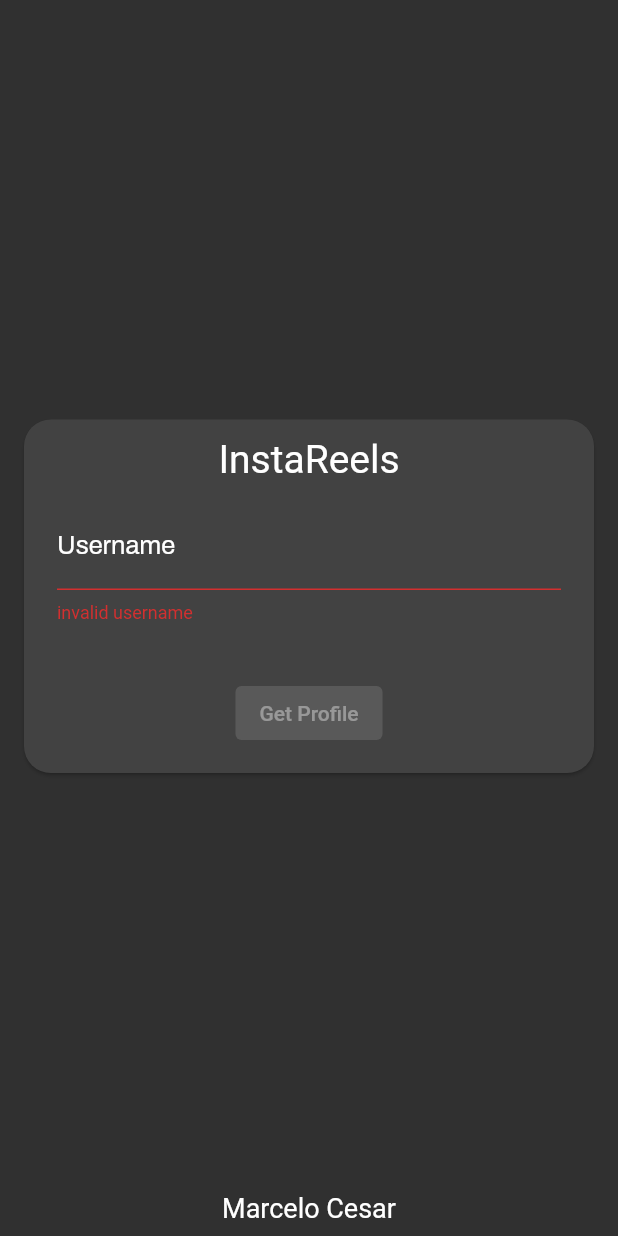
After one commit to MarceloJSCesar/Flutter-Apps, a Flutter app: the screen it shows after launch, on a phone screen of 412 x 824 dp. The commit adds this screen. Run offline on Flutter 3.47's test engine with Material 2 defaults, Android fonts, the phone set to English and light mode, and no system bars; our stand-ins replace flutter_mobx, google_fonts, mobx; generated files the repository leaves out were written again; Roboto replaces fonts that are missing (Aldrich).

Commit message:
splash screen: splash body code formated

```diff
--- /dev/null
+++ b/insta_reels/lib/src/components/widgets/splash/splash_body.dart
@@ -0,0 +1,76 @@
+import 'package:flutter/material.dart';
+import 'package:insta_reels/src/config/app_textstyle.dart';
+
+class SplashBody extends StatelessWidget with AppTextStyle {
+  final bool validateUsername;
+  final TextEditingController userNameController;
+  SplashBody({
+    Key key,
+    this.validateUsername,
+    this.userNameController,
+  }) : super(key: key);
+
+  @override
+  Widget build(BuildContext context) {
+    double width = MediaQuery.of(context).size.width;
+    return Column(
+      mainAxisAlignment: MainAxisAlignment.center,
+      children: [
+        Expanded(child: Container()),
+        Card(
+          shape: RoundedRectangleBorder(
+            borderRadius: BorderRadius.circular(18),
+          ),
+          margin: const EdgeInsets.symmetric(horizontal: 16),
+          child: Column(
+            crossAxisAlignment: CrossAxisAlignment.center,
+            children: <Widget>[
+              SizedBox(height: 12),
+              Text(
+                'InstaReels',
+                style: darkThemeHomeAppBarTextStyle,
+              ),
+              SizedBox(height: 12),
+              Container(
+                width: width - 16 - 22,
+                margin: const EdgeInsets.symmetric(horizontal: 22),
+                child: TextFormField(
+                  controller: userNameController,
+                  validator: (text) {
+                    if (text.isEmpty ||
+                        userNameController.text.isEmpty ||
+                        userNameController.text.length <= 3 ||
+                        text.length <= 3) {
+                      return 'invalid username';
+                    }
+                    return null;
+                  },
+                  keyboardType: TextInputType.text,
+                  decoration: InputDecoration(
+                    labelText: 'Username',
+                    labelStyle: darkLabelFieldTextStyle,
+                    hintText: 'd__jordan_',
+                  ),
+                ),
+              ),
+              SizedBox(height: 36),
+              ElevatedButton(
+                onPressed: validateUsername ? () {} : null,
+                child: Text('Get Profile'),
+              ),
+              SizedBox(height: 16),
+            ],
+          ),
+        ),
+        Expanded(child: Container()),
+        Padding(
+          padding: const EdgeInsets.only(bottom: 8.0),
+          child: Text(
+            'Marcelo Cesar',
+            style: darkMyNameTextStyle,
+          ),
+        ),
+      ],
+    );
+  }
+}
```
Also changed, not shown: insta_reels/lib/src/views/splash/splash_view.dart (+4 -59 lines).
